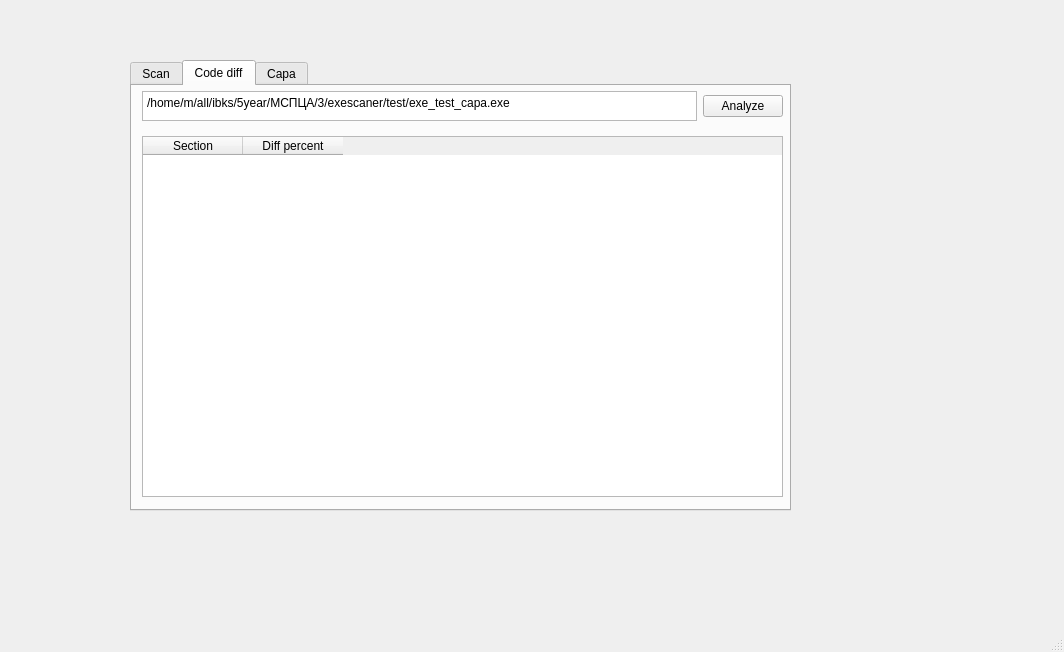
Above: gui/main_window.ui from maximss635/SPBPU-MSPZA before the change. Below: the same form after it.
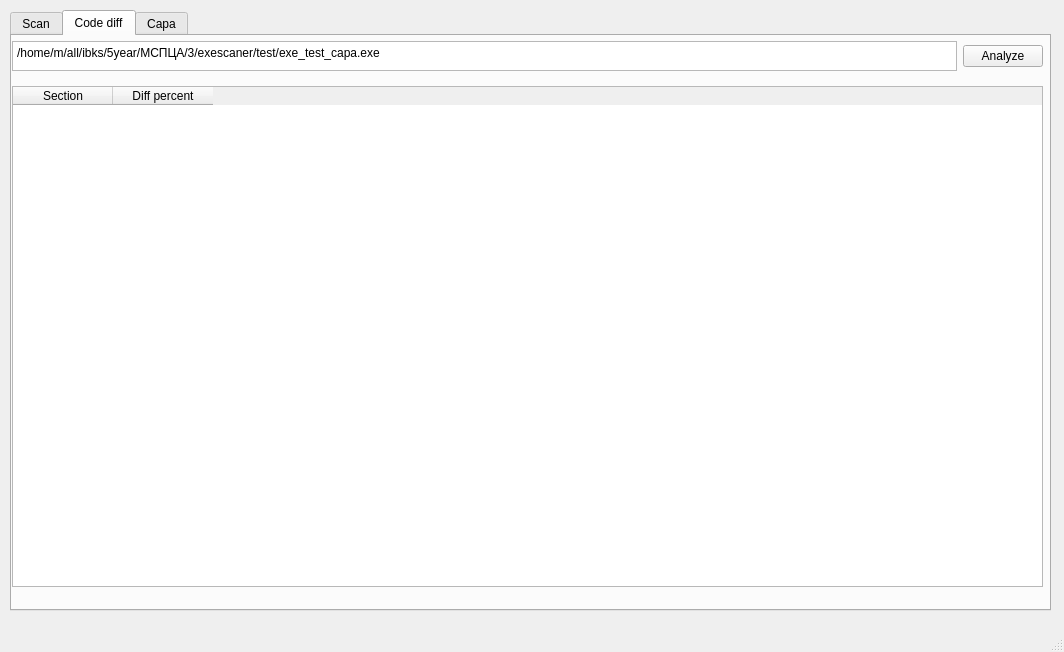
That is the form after the change. The open tabs and pages were chosen to show the change.

What changed in the file:
```diff
--- a/gui/main_window.ui
+++ b/gui/main_window.ui
@@ -17,10 +17,10 @@
    <widget class="QTabWidget" name="tabWidget">
     <property name="geometry">
      <rect>
-      <x>130</x>
-      <y>60</y>
-      <width>661</width>
-      <height>451</height>
+      <x>10</x>
+      <y>10</y>
+      <width>1041</width>
+      <height>601</height>
      </rect>
     </property>
     <property name="currentIndex">
@@ -164,9 +164,9 @@
      <widget class="QWidget" name="layoutWidget_2">
       <property name="geometry">
        <rect>
-        <x>10</x>
+        <x>0</x>
         <y>0</y>
-        <width>641</width>
+        <width>1031</width>
         <height>41</height>
        </rect>
       </property>
@@ -203,10 +203,10 @@
      <widget class="QTableWidget" name="table_codediff">
       <property name="geometry">
        <rect>
-        <x>10</x>
+        <x>0</x>
         <y>50</y>
-        <width>641</width>
-        <height>361</height>
+        <width>1031</width>
+        <height>501</height>
        </rect>
       </property>
       <column>
```
Left out of the diff: 17 changed lines with no effect on the pictures.
